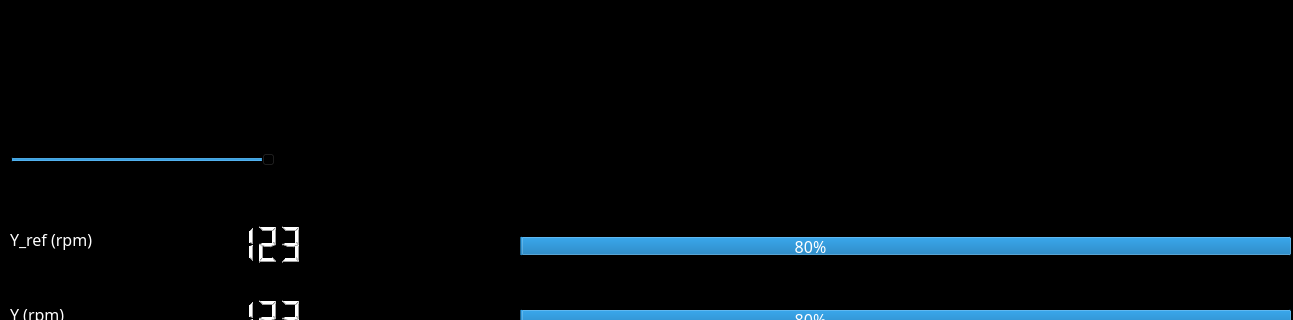
Above: python/main.ui from kazuhiroo/MicroprocessorSystemsFinalProject_put before the change; both pictures show x 0 to 1293 and y 431 to 751 of the 1293 by 885 pixel window. Below: the same form after it.
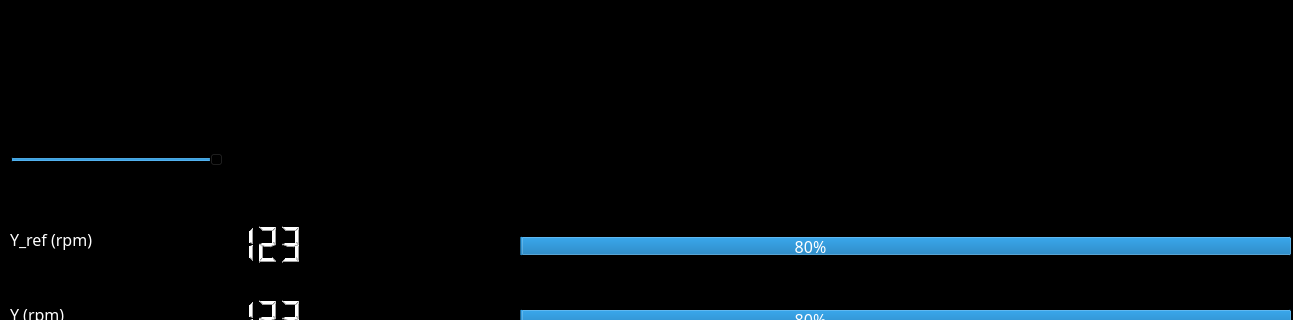
That is the form after the change.

The edit to the form file:
```diff
--- a/python/main.ui
+++ b/python/main.ui
@@ -10,9 +10,21 @@
     <height>885</height>
    </rect>
   </property>
+  <property name="font">
+   <font>
+    <family>Fira Code Medium</family>
+    <pointsize>12</pointsize>
+   </font>
+  </property>
   <property name="windowTitle">
    <string>MainWindow</string>
   </property>
+  <property name="inputMethodHints">
+   <set>Qt::ImhNone</set>
+  </property>
+  <property name="documentMode">
+   <bool>false</bool>
+  </property>
   <widget class="QWidget" name="centralwidget">
    <property name="styleSheet">
     <string notr="true">background-color: black;
@@ -25,7 +37,7 @@
       <x>0</x>
       <y>0</y>
       <width>1291</width>
-      <height>571</height>
+      <height>551</height>
      </rect>
     </property>
    </widget>
@@ -170,7 +182,7 @@
      <rect>
       <x>10</x>
       <y>580</y>
-      <width>1271</width>
+      <width>1011</width>
       <height>22</height>
      </rect>
     </property>
@@ -199,7 +211,7 @@
      <enum>Qt::Horizontal</enum>
     </property>
    </widget>
-   <widget class="QWidget" name="">
+   <widget class="QWidget" name="layoutWidget">
     <property name="geometry">
      <rect>
       <x>330</x>
```
Left out of the diff: 25 changed lines with no effect on the pictures.
